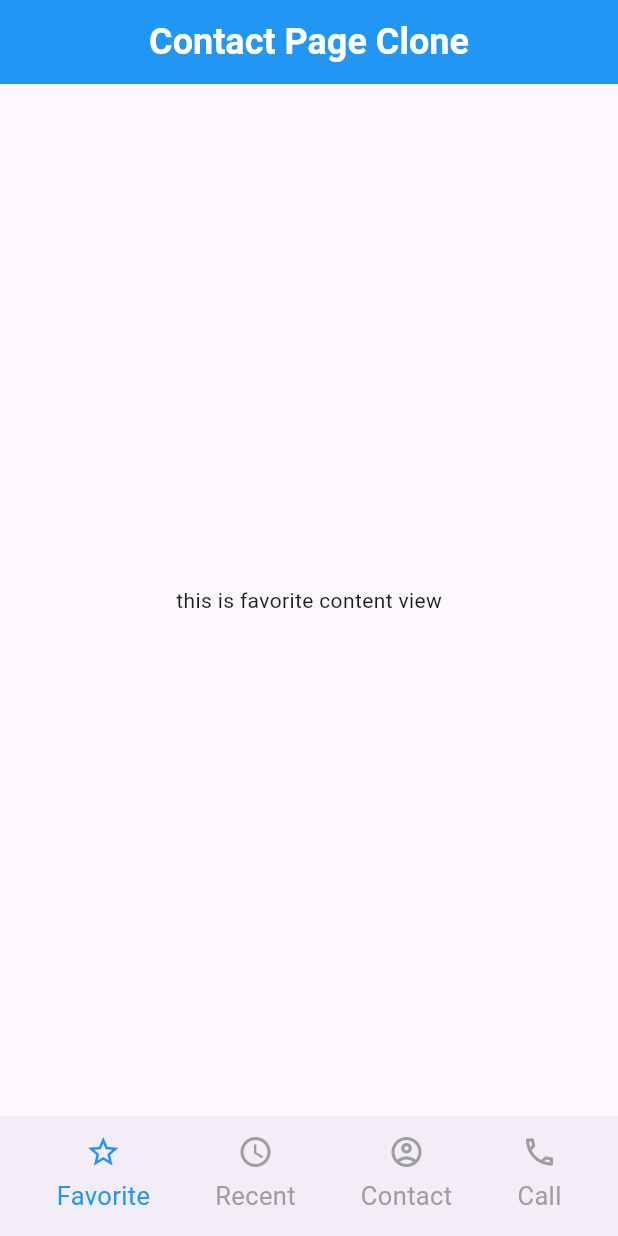
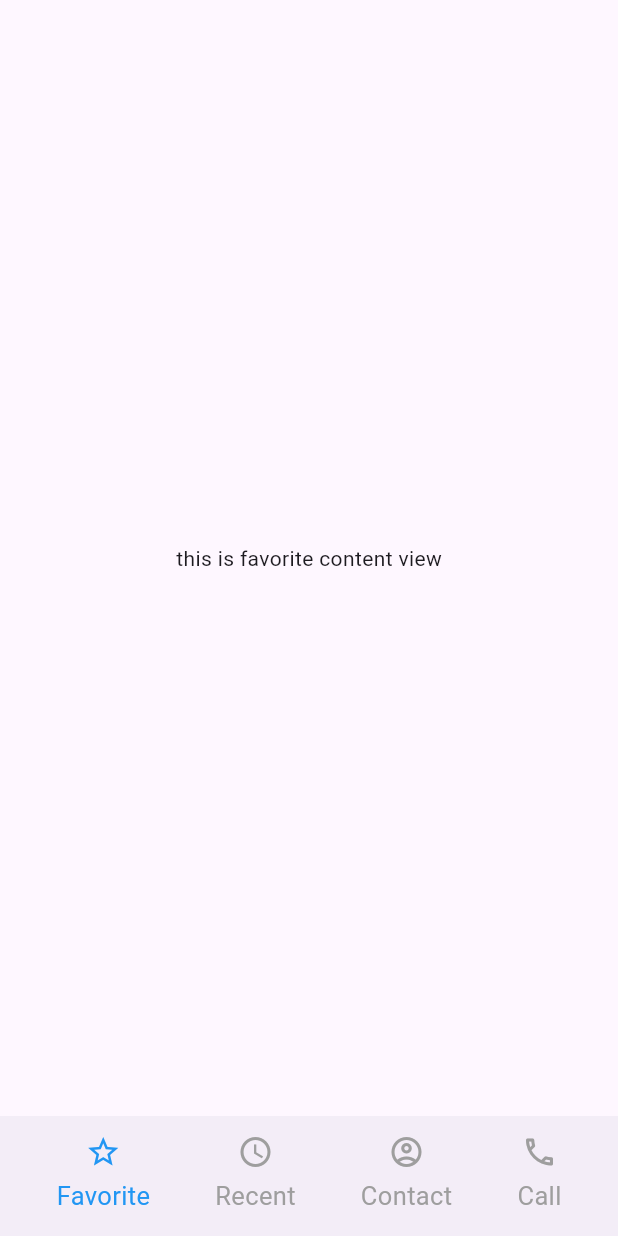
Before and after one commit to BishwayDatta1219/contact_design_clone, a Flutter app: the screen it shows after launch, on a phone screen of 412 x 824 dp. Run offline on Flutter 3.47's test engine with Material 3 defaults, Android fonts, the phone set to English and light mode, and no system bars.

Commit message:
Remove appbar and in addition added few more contacts in the contact list

```diff
--- a/lib/presentation/ui/pages/home_page/landing_page.dart
+++ b/lib/presentation/ui/pages/home_page/landing_page.dart
@@ -38,18 +38,6 @@ class _LandingPageState extends State<LandingPage> {
   Widget build(BuildContext context) {
     return SafeArea(
       child: Scaffold(
-        appBar: AppBar(
-          backgroundColor: Colors.blue,
-          title: Text(
-            "Contact Page Clone",
-            style: TextStyle(
-              color: Colors.white,
-              fontSize: 24.0,
-              fontWeight: FontWeight.bold,
-            ),
-          ),
-          centerTitle: true,
-        ),
         body: _getContentPages(),
         bottomNavigationBar: BottomAppBar(
           child: Row(
```
Also changed, not shown: lib/presentation/ui/pages/home_page/sub_pages/contact_list_page.dart (+37 -12 lines), lib/domain/entity/contact_details_entity.dart (added), lib/presentation/ui/pages/contact_details_page/contact_details_page.dart (added).
